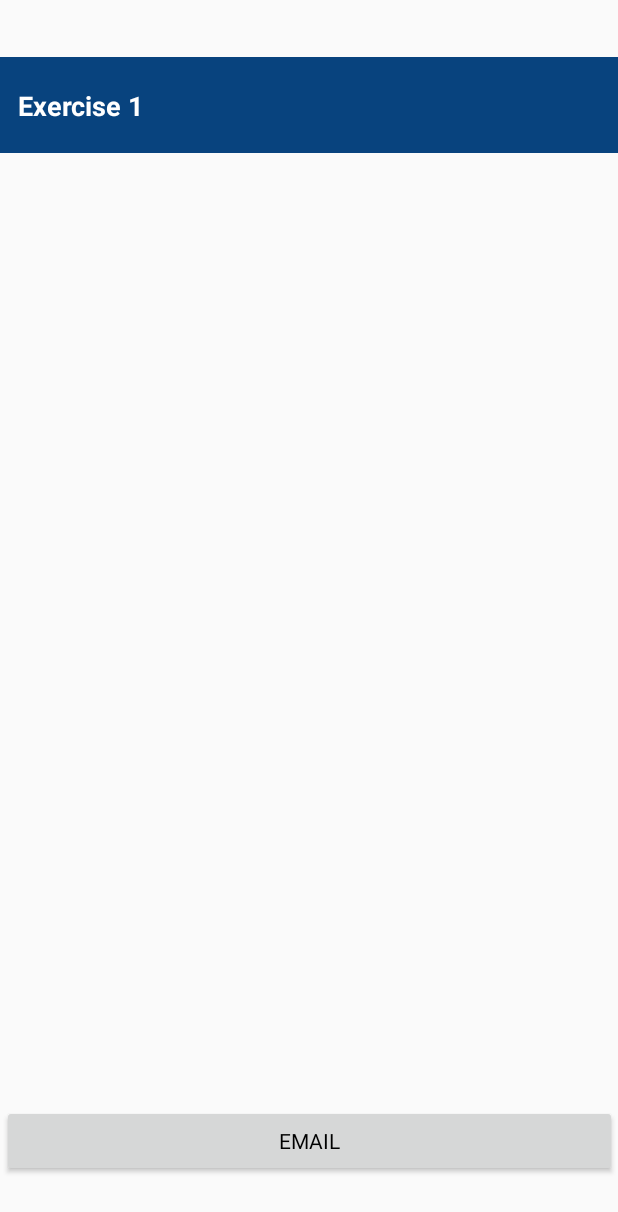
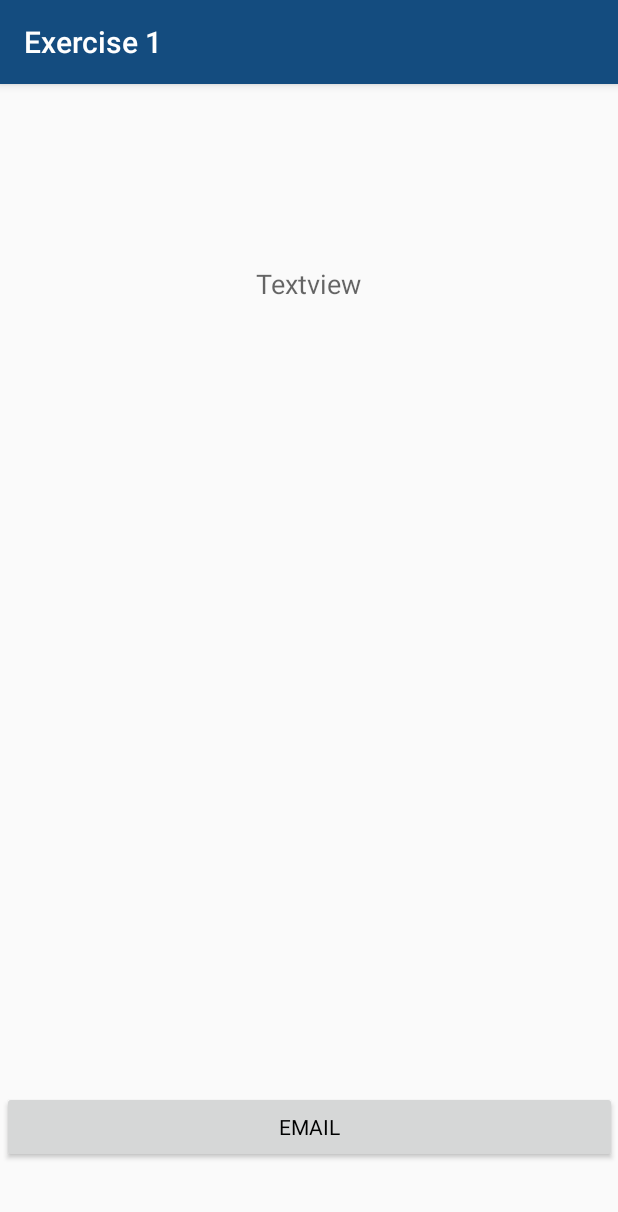
Before and after one commit to Nati098/bpcAndroid, an Android app: the ViewActivity screen opened directly, with no data from a screen before it, on a phone screen of 412 x 824 dp. Shown: the top 1212 px of the screen. Run offline under Robolectric (Android 15) with nearby library versions, the phone set to English and light mode, and no system bars.

Commit message:
added App1

```diff
--- a/App1/app/src/main/java/com/example/app1/MainActivity.java
+++ b/App1/app/src/main/java/com/example/app1/MainActivity.java
@@ -4,6 +4,7 @@ import android.content.Intent;
 import android.support.v7.app.AppCompatActivity;
 import android.os.Bundle;
 import android.view.View;
+import android.view.Window;
 import android.widget.Button;
 import android.widget.EditText;
 
@@ -15,6 +16,7 @@ public class MainActivity extends AppCompatActivity implements View.OnClickListe
     @Override
     protected void onCreate(Bundle savedInstanceState) {
         super.onCreate(savedInstanceState);
+        requestWindowFeature(Window.FEATURE_NO_TITLE);
         setContentView(R.layout.activity_main);
 
         button1 = (Button) findViewById(R.id.button1);
--- a/App1/app/src/main/java/com/example/app1/ViewActivity.java
+++ b/App1/app/src/main/java/com/example/app1/ViewActivity.java
@@ -5,6 +5,7 @@ import android.net.Uri;
 import android.support.v7.app.AppCompatActivity;
 import android.os.Bundle;
 import android.view.View;
+import android.view.Window;
 import android.widget.Button;
 import android.widget.TextView;
 import android.widget.Toast;
@@ -18,6 +19,7 @@ public class ViewActivity extends AppCompatActivity implements View.OnClickListe
     @Override
     protected void onCreate(Bundle savedInstanceState) {
         super.onCreate(savedInstanceState);
+        requestWindowFeature(Window.FEATURE_NO_TITLE);
         setContentView(R.layout.activity_view);
 
         msg = getIntent().getStringExtra("msg");
--- a/App1/app/src/main/res/layout/activity_view.xml
+++ b/App1/app/src/main/res/layout/activity_view.xml
@@ -13,7 +13,7 @@
         android:layout_marginStart="1dp"
         android:layout_marginTop="2dp"
         android:layout_marginEnd="1dp"
-        android:layout_marginBottom="1dp"
+        android:layout_marginBottom="2dp"
         android:text="@string/email"
         android:textAppearance="@android:style/TextAppearance.DeviceDefault.Widget.TextView"
         app:layout_constraintBottom_toBottomOf="parent"
@@ -22,41 +22,22 @@
         app:layout_constraintTop_toBottomOf="@+id/textView2" />
 
     <TextView
-        android:id="@+id/textView1"
-        android:layout_width="414dp"
-        android:layout_height="64dp"
-        android:background="@color/colorPrimaryDark"
-        android:paddingStart="12dp"
-        android:paddingTop="20dp"
-        android:paddingEnd="50dp"
-        android:paddingBottom="20dp"
-        android:text="@string/exercise_2"
-        android:textAlignment="textStart"
-        android:textColor="@android:color/background_light"
+        android:id="@+id/textView2"
+        android:layout_width="408dp"
+        android:layout_height="552dp"
+        android:layout_marginStart="1dp"
+        android:layout_marginTop="24dp"
+        android:layout_marginEnd="1dp"
+        android:hint="@string/textview"
+        android:paddingLeft="10dp"
+        android:paddingTop="50dp"
+        android:paddingRight="10dp"
+        android:paddingBottom="10dp"
+        android:textAlignment="center"
         android:textSize="18sp"
-        android:textStyle="bold"
-        app:layout_constraintBottom_toTopOf="@+id/textView2"
+        app:layout_constraintBottom_toTopOf="@+id/button1"
         app:layout_constraintEnd_toEndOf="parent"
         app:layout_constraintHorizontal_bias="0.0"
         app:layout_constraintStart_toStartOf="parent"
         app:layout_constraintTop_toTopOf="parent" />
-
-    <TextView
-        android:id="@+id/textView2"
-        android:layout_width="408dp"
-        android:layout_height="552dp"
-        android:layout_marginStart="1dp"
-        android:layout_marginTop="4dp"
-        android:layout_marginEnd="1dp"
-        android:paddingLeft="10dp"
-        android:paddingTop="50dp"
-        android:paddingRight="10dp"
-        android:paddingBottom="10dp"
-        android:text="@string/textview"
-        android:textAlignment="center"
-        android:textSize="18sp"
-        app:layout_constraintBottom_toTopOf="@+id/button1"
-        app:layout_constraintEnd_toEndOf="parent"
-        app:layout_constraintStart_toStartOf="parent"
-        app:layout_constraintTop_toBottomOf="@+id/textView1" />
 </android.support.constraint.ConstraintLayout>
--- a/App1/app/src/main/res/values/colors.xml
+++ b/App1/app/src/main/res/values/colors.xml
@@ -1,6 +1,6 @@
 <?xml version="1.0" encoding="utf-8"?>
 <resources>
-    <color name="colorPrimary">#008577</color>
-    <color name="colorPrimaryDark">#08437E</color>
+    <color name="colorPrimary">#144C7F</color>
+    <color name="colorPrimaryDark">#144C7F</color>
     <color name="colorAccent">#D81B60</color>
 </resources>
--- a/App1/app/src/main/res/values/strings.xml
+++ b/App1/app/src/main/res/values/strings.xml
@@ -1,9 +1,9 @@
 <resources>
-    <string name="app_name">App1</string>
-    <string name="type_your_message_here">Type your message here...</string>
+    <string name="app_name">Exercise 1</string>
+    <string name="exercise_1">Exercise 1</string>
+    <string name="type_hint">Type your message here</string>
     <string name="preview">PREVIEW</string>
-    <string name="exercise_1">Exercise 1</string>
+    <string name="textview">Textview</string>
     <string name="exercise_2">Exercise 1</string>
-    <string name="textview">TextView</string>
     <string name="email">EMAIL</string>
 </resources>
--- a/App1/app/src/main/res/values/styles.xml
+++ b/App1/app/src/main/res/values/styles.xml
@@ -1,7 +1,7 @@
 <resources>
 
     <!-- Base application theme. -->
-    <style name="AppTheme" parent="Theme.AppCompat.Light.NoActionBar">
+    <style name="AppTheme" parent="Theme.AppCompat.Light.DarkActionBar">
         <!-- Customize your theme here. -->
         <item name="colorPrimary">@color/colorPrimary</item>
         <item name="colorPrimaryDark">@color/colorPrimaryDark</item>
```
Also changed, not shown: App1/app/src/main/res/layout/activity_main.xml (+4 -22 lines), App1/gradle/wrapper/gradle-wrapper.properties, 1 other file.
